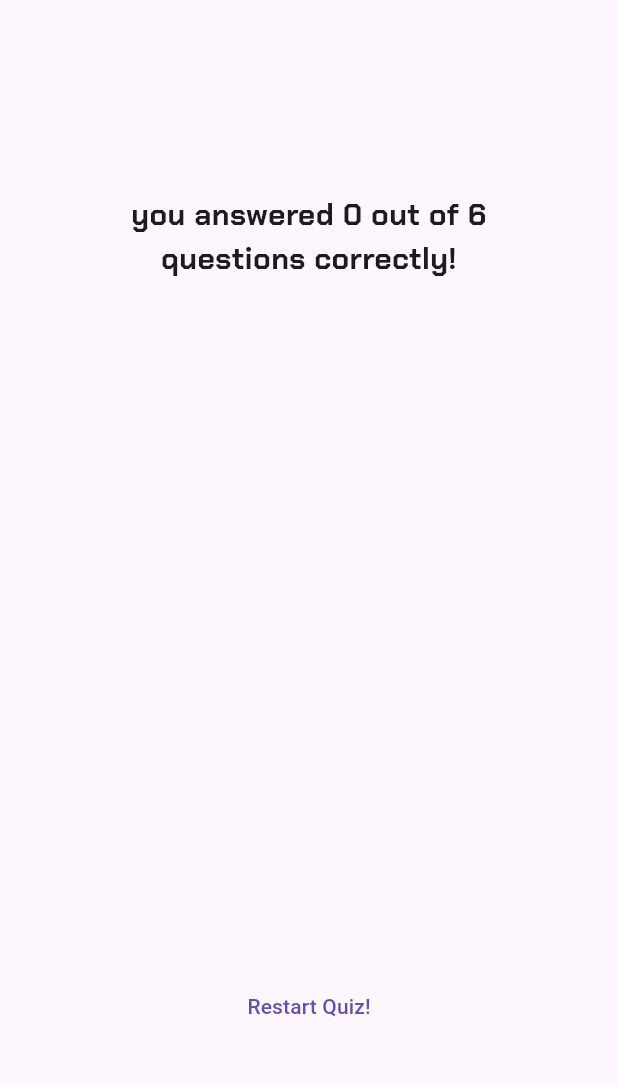
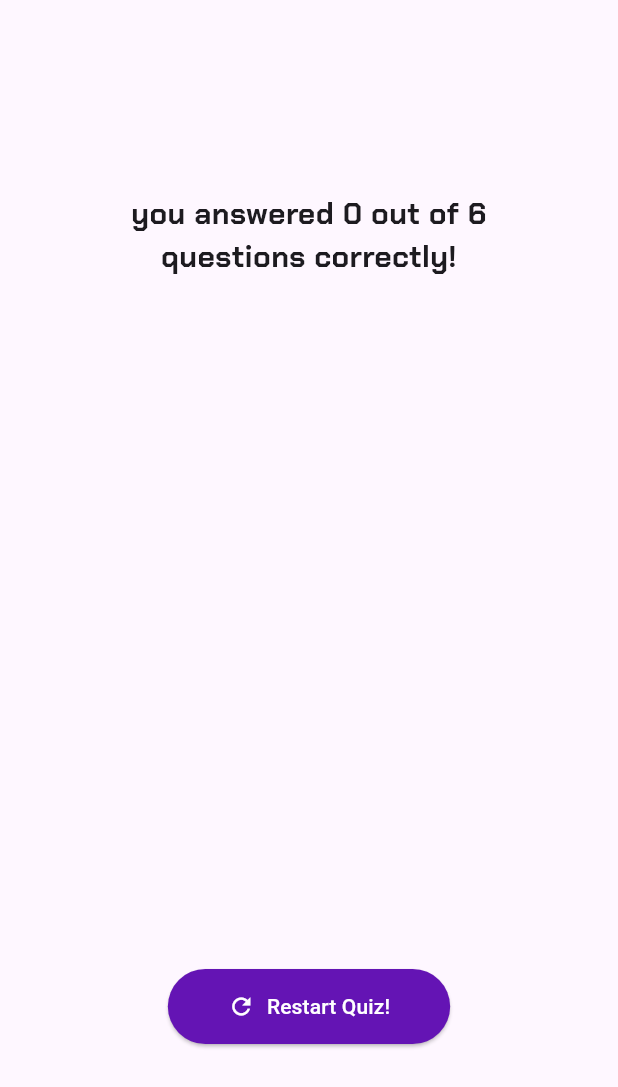
Before and after one commit to TarafALD/QuizApp, a Flutter app: the ResultsScreen widget shown alone on an empty page, opened directly with empty values, on a phone screen of 412 x 824 dp. Shown: the top 1087 px of the screen. Run offline on Flutter 3.47's test engine with Material 3 defaults, Android fonts, the phone set to English and light mode, and no system bars; our stand-ins replace google_fonts.

Commit message:
feat: enhance results screen UI

```diff
--- a/lib/quiz.dart
+++ b/lib/quiz.dart
@@ -28,7 +28,7 @@ class _QuizState extends State<Quiz> {
   if (selectedAnswer.length == questions.length) {
       setState(() {
             //  selectedAnswer= [];
-              activeScreen=  ResultsScreen(selectedAnswer, restartQuiz,);
+              activeScreen=  ResultsScreen(selectedAnswer);
 
           });
     }
@@ -42,6 +42,7 @@ void switchScreen(){
 }
 
 
+
 @override
   Widget build(context) {
     return MaterialApp(
--- a/lib/results_screen.dart
+++ b/lib/results_screen.dart
@@ -52,10 +52,21 @@ class ResultsScreen extends StatelessWidget {
               SizedBox(height: 30,),
               QuestionsSummary(getSummaryData()),
               SizedBox(height: 30,),
-              TextButton(onPressed: (){}, child: Text('Restart Quiz!'))
-        ],)
-      ),
-    );
-  }
+              ElevatedButton.icon(
+                onPressed: () {
+                },
+                style: ElevatedButton.styleFrom(
+                  backgroundColor: const Color.fromARGB(255, 100, 20, 180),
+                  foregroundColor: Colors.white,
+                  shape: RoundedRectangleBorder(
+                    borderRadius: BorderRadius.circular(30),
+                  ),
+                  padding: const EdgeInsets.symmetric(horizontal: 40, vertical: 15),
+                ),
+                icon: const Icon(Icons.refresh),
+                label: const Text('Restart Quiz!'),),],)
+              ),
+            );
+          }
 
 }
```
